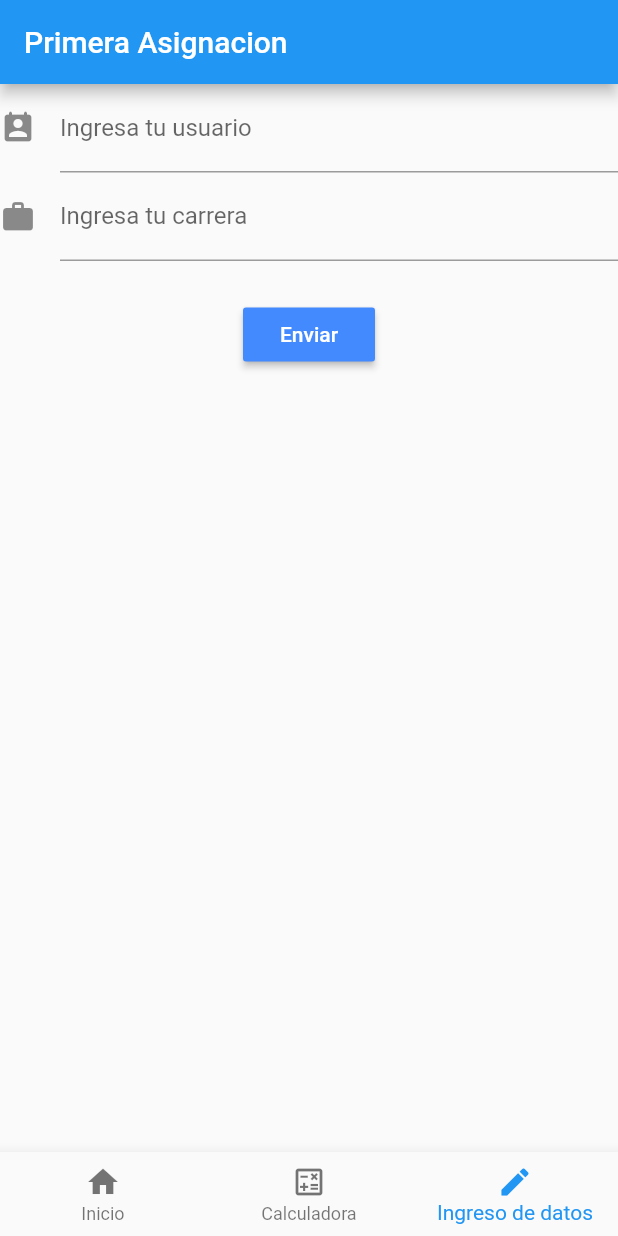
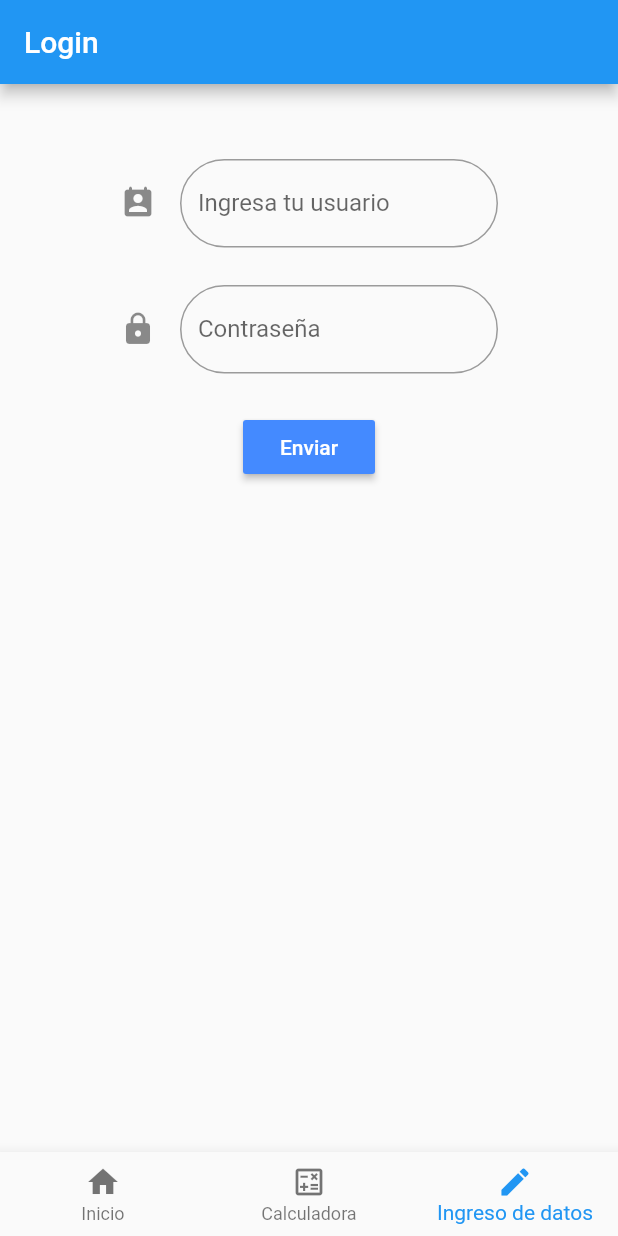
Before and after one commit to eriksnc/Programaci-nMovil, a Flutter app: the screen it shows after launch, item 3 of the bottom bar chosen, on a phone screen of 412 x 824 dp. Run offline on Flutter 3.47's test engine with Material 2 defaults, Android fonts, the phone set to English and light mode, and no system bars; our stand-ins replace shared_preferences; network calls fail.

Commit message:
Agregamos app bar a cada pestaña

```diff
--- a/Proyecto1/lib/Bienvenida.dart
+++ b/Proyecto1/lib/Bienvenida.dart
@@ -17,6 +17,9 @@ class _MandarState extends State<Mandar>{
   Widget build(BuildContext context) {
     return Scaffold
       (
+        appBar:AppBar (
+          title: Text('Bienvenida'),
+        ),
         body: Center
           (
 
@@ -35,9 +38,7 @@ class _MandarState extends State<Mandar>{
 
                 /// Texto que imprime los datos ingresados
                 child:Text(
-
-                  'Hola '+ (ControlAlmacenamiento.prefs.getString('Nombre') ?? 'Desconocido') +"!"+ "\nDe la carrera de: "+
-                      (ControlAlmacenamiento.prefs.getString('Carrera') ?? 'S/C'),
+                  'Hola '+ (ControlAlmacenamiento.prefs.getString('Nombre') ?? 'Desconocido') +"!"+ "\nBienvenido :)",
 
                   style: TextStyle(
                     fontSize: 50,
@@ -52,8 +53,7 @@ class _MandarState extends State<Mandar>{
                 mainAxisAlignment: MainAxisAlignment.center,
                 children:[
                   Image.asset('images/WakuWaku.png'),
-                  Image.network
-                    (
+                  Image.network(
                     'https://th.bing.com/th/id/R.11b61ab967822761fe4e6665cb61273a?rik=t5eT5%2fiYMsBVqg&pid=ImgRaw&r=0',
                     scale: 4, height: 300,
                   ),
--- a/Proyecto1/lib/barra.dart
+++ b/Proyecto1/lib/barra.dart
@@ -1,22 +1,19 @@
-// ignore_for_file: unnecessary_const
+import 'package:flutter/material.dart';
 
-import 'package:flutter/material.dart';
 import 'package:proyecto1/calculadora.dart';
 import 'package:proyecto1/cuadroDeTexto.dart';
 import 'package:proyecto1/Bienvenida.dart';
 
-
-
+// Widget con estado
 class barra extends StatefulWidget
 {
   const barra({Key? key}) : super(key: key);
-
   @override
   _BasicBarraState createState() => _BasicBarraState();
 }
 
+class _BasicBarraState extends State<barra> {
 
-class _BasicBarraState extends State<barra> {
 
   void _onItemTapped(int index) {
     setState(() {
@@ -40,12 +37,11 @@ class _BasicBarraState extends State<barra> {
   Widget build(BuildContext context) {
 
     return Scaffold(
-      appBar: AppBar(
-        title: Text('Primera Asignacion'),
-      ),
+
       body: Center(
         child: _paginas.elementAt(_selectedIndex),
       ),
+
       /// NAVEGADOR
       bottomNavigationBar: BottomNavigationBar(
         items: const <BottomNavigationBarItem>[
--- a/Proyecto1/lib/calculadora.dart
+++ b/Proyecto1/lib/calculadora.dart
@@ -106,6 +106,9 @@ class _calculadora extends State<calculadora> {
   @override
   Widget build(BuildContext context) {
     return Scaffold(
+      appBar:AppBar (
+        title: Text('Calculadora'),
+      ),
       /// BOTONES
       body: Center(
         child: Column(
--- a/Proyecto1/lib/cuadroDeTexto.dart
+++ b/Proyecto1/lib/cuadroDeTexto.dart
@@ -36,14 +36,19 @@ class _cuadrotextoState extends State<cuadroDeTexto>{
   @override
   Widget build(BuildContext context) {
     // Crea un widget Form usando el _formKey que creamos anteriormente
-    return Form(
-
+    return Scaffold(
+          appBar: AppBar(
+            title: Text("Login"),
+          ),
+      body:PageView(
+        children: [
+        Form(
         key: _formKey,
         child: Column(
           crossAxisAlignment: CrossAxisAlignment.center,
           children: <Widget>[
-
-          /// CAMPO DE TEXTO 1
+            Container(
+              child:/// CAMPO DE TEXTO 1
               TextFormField(
                 textAlign: TextAlign.center,
                 validator: (value) {
@@ -55,17 +60,25 @@ class _cuadrotextoState extends State<cuadroDeTexto>{
                   }
                 },
                 decoration: InputDecoration(
+                    border: OutlineInputBorder(
+                        borderRadius: BorderRadius.all(Radius.circular(85))
+                    ),
                     icon: Icon(Icons.perm_contact_cal_rounded),
                     labelText: 'Ingresa tu usuario'
+
                 ),
               ),
-
+              padding:const EdgeInsets.fromLTRB(80, 50, 80, 25) ,
+            ),
             /// CAMPO DE TEXTO 2
+            Container(
+              child:
               TextFormField(
+                obscureText: true,
                 textAlign: TextAlign.center,
                 validator: (value) {
                   if (value!.isEmpty) {
-                return 'Ingrese al area que pertenece';
+                    return 'Ingrese su contraseña';
                   }else{
                     /// Almacena el valor una vez que valida que se ingreso un dato
                     ControlAlmacenamiento.prefs.setString('Carrera', value);
@@ -73,11 +86,14 @@ class _cuadrotextoState extends State<cuadroDeTexto>{
                 },
                 /// Decoracion
                 decoration: InputDecoration(
-                icon: Icon(Icons.work),
-                labelText: 'Ingresa tu carrera'
+                    border: OutlineInputBorder(
+                        borderRadius: BorderRadius.all(Radius.circular(85))),
+                    icon: Icon(Icons.lock),
+                    labelText: 'Contraseña'
                 ),
               ),
-
+              padding:const EdgeInsets.fromLTRB(80, 0, 80, 0) ,
+            ),
             /// MENSAJE DE ENVIO Y BOTON DE ENVIAR
             Padding(
               padding: const EdgeInsets.symmetric(horizontal: 1, vertical: 25),
@@ -90,6 +106,7 @@ class _cuadrotextoState extends State<cuadroDeTexto>{
                   if (_formKey.currentState!.validate()) {
 
                     /// Mostrara una barra en la parte inferior si el formulario es valido
+                    ///
                   }
                 },
                 child: Text('Enviar'),
@@ -98,6 +115,12 @@ class _cuadrotextoState extends State<cuadroDeTexto>{
 
           ],
         ),
+
+      ),
+        ],
+      ),
     );
+
+
   }
 }
--- a/Proyecto1/lib/main.dart
+++ b/Proyecto1/lib/main.dart
@@ -7,26 +7,27 @@ import 'package:proyecto1/barra.dart';
 import 'package:proyecto1/Control_Almacenamiento.dart';
 
 
-//Inicia la aplicación no recive nada y no tiene atributos
+//Inicia la aplicación no recibe nada y no tiene atributos
 void main() async{
   await ControlAlmacenamiento.configurePrefs();
-  // Corre la aplicacion , construye la clase
+  // Corre la aplicacion y la  construye la clase
   runApp(const MyApp());
 }
 
-//
+// hereda la informacion apartir del widget sin estado
 class MyApp extends StatelessWidget
 {
+  //
   const MyApp({Key? key}) : super(key: key);
 
 
-  // This widget is the root of your application.
+  // Sobre carga la construccion del widget
   @override
   // Construye in widget en un contexto
   Widget build(BuildContext context)
   {
     return MaterialApp(
-      title: 'Primera Asignación',
+      title: 'Pantallas',
       theme: ThemeData
       (
         primarySwatch: Colors.blue,
```
Lines whose indentation alone changed are shown as unchanged.
